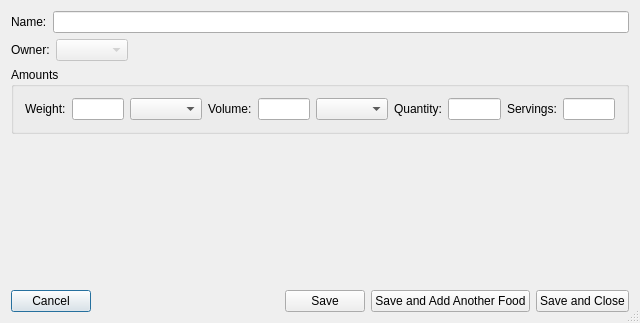
First picture: the form in src/edit_composite_food.ui, repository tylermchenry/nutrition_tracker, before the edit.
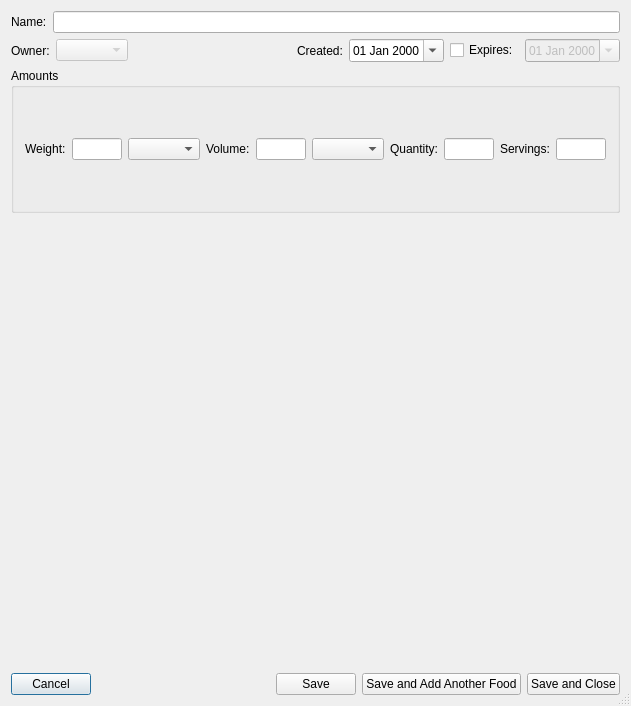
Second picture: the form after the edit. Custom widgets are drawn as their Qt base class.

Commit message: Expose creation/expiry dates through add/edit UI

What changed in the file:
```diff
--- a/src/edit_composite_food.ui
+++ b/src/edit_composite_food.ui
@@ -6,8 +6,8 @@
    <rect>
     <x>0</x>
     <y>0</y>
-    <width>640</width>
-    <height>323</height>
+    <width>628</width>
+    <height>706</height>
    </rect>
   </property>
   <property name="windowTitle">
@@ -60,6 +60,53 @@
        </property>
       </spacer>
      </item>
+     <item>
+      <widget class="QLabel" name="lblCreated">
+       <property name="text">
+        <string>Created:</string>
+       </property>
+      </widget>
+     </item>
+     <item>
+      <widget class="QDateEdit" name="deCreated">
+       <property name="displayFormat">
+        <string>dd MMM yyyy</string>
+       </property>
+       <property name="calendarPopup">
+        <bool>true</bool>
+       </property>
+      </widget>
+     </item>
+     <item>
+      <widget class="QCheckBox" name="chkExpires">
+       <property name="text">
+        <string>Expires:</string>
+       </property>
+      </widget>
+     </item>
+     <item>
+      <widget class="QDateEdit" name="deExpires">
+       <property name="enabled">
+        <bool>false</bool>
+       </property>
+       <property name="specialValueText">
+        <string/>
+       </property>
+       <property name="displayFormat">
+        <string>dd MMM yyyy</string>
+       </property>
+       <property name="calendarPopup">
+        <bool>true</bool>
+       </property>
+       <property name="date">
+        <date>
+         <year>2000</year>
+         <month>1</month>
+         <day>1</day>
+        </date>
+       </property>
+      </widget>
+     </item>
     </layout>
    </item>
    <item>
@@ -77,6 +124,12 @@
       </item>
       <item>
        <widget class="QLineEdit" name="txtWeight">
+        <property name="minimumSize">
+         <size>
+          <width>50</width>
+          <height>0</height>
+         </size>
+        </property>
         <property name="alignment">
          <set>Qt::AlignRight|Qt::AlignTrailing|Qt::AlignVCenter</set>
         </property>
@@ -94,6 +147,12 @@
       </item>
       <item>
        <widget class="QLineEdit" name="txtVolume">
+        <property name="minimumSize">
+         <size>
+          <width>50</width>
+          <height>0</height>
+         </size>
+        </property>
         <property name="alignment">
          <set>Qt::AlignRight|Qt::AlignTrailing|Qt::AlignVCenter</set>
         </property>
@@ -111,6 +170,12 @@
       </item>
       <item>
        <widget class="QLineEdit" name="txtQuantity">
+        <property name="minimumSize">
+         <size>
+          <width>50</width>
+          <height>0</height>
+         </size>
+        </property>
         <property name="alignment">
          <set>Qt::AlignRight|Qt::AlignTrailing|Qt::AlignVCenter</set>
         </property>
@@ -125,6 +190,12 @@
       </item>
       <item>
        <widget class="QLineEdit" name="txtServings">
+        <property name="minimumSize">
+         <size>
+          <width>50</width>
+          <height>0</height>
+         </size>
+        </property>
         <property name="alignment">
          <set>Qt::AlignRight|Qt::AlignTrailing|Qt::AlignVCenter</set>
         </property>
```
The commit also changes 2 other files.
